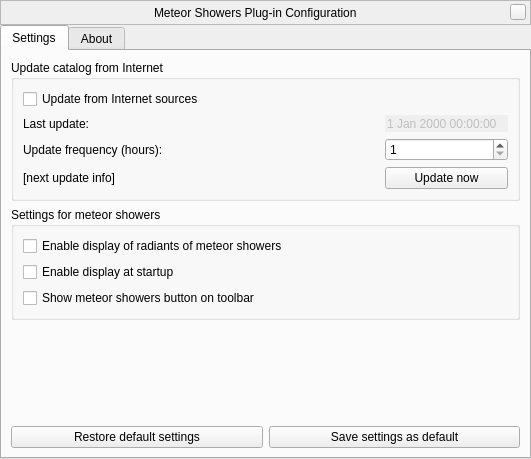
Qt form plugins/MeteorShowers/src/gui/meteorShowerDialog.ui (519984307/stellarium_src) before a commit.
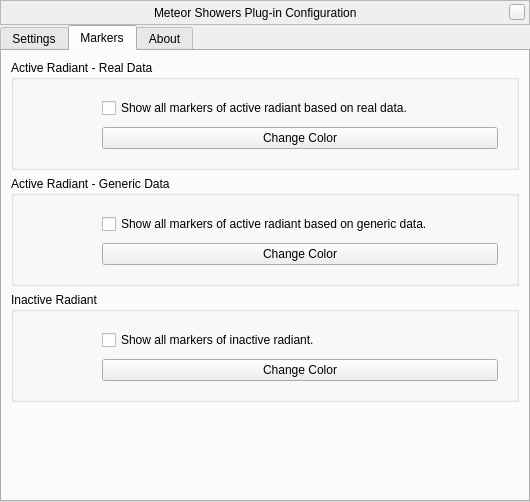
The same form after that commit. Icons and pictures are not drawn. Custom widgets are drawn as their Qt base class.

Commit message: Interface of new tab - markers settings

```diff
--- a/plugins/MeteorShowers/src/gui/meteorShowerDialog.ui
+++ b/plugins/MeteorShowers/src/gui/meteorShowerDialog.ui
@@ -6,8 +6,8 @@
    <rect>
     <x>0</x>
     <y>0</y>
-    <width>531</width>
-    <height>459</height>
+    <width>530</width>
+    <height>502</height>
    </rect>
   </property>
   <property name="windowTitle">
@@ -135,7 +135,7 @@
    <item>
     <widget class="QTabWidget" name="tabs">
      <property name="currentIndex">
-      <number>0</number>
+      <number>1</number>
      </property>
      <property name="documentMode">
       <bool>false</bool>
@@ -319,6 +319,212 @@
        </item>
       </layout>
      </widget>
+     <widget class="QWidget" name="markersTab">
+      <property name="enabled">
+       <bool>true</bool>
+      </property>
+      <attribute name="title">
+       <string>Markers</string>
+      </attribute>
+      <layout class="QVBoxLayout" name="verticalLayout_4">
+       <item>
+        <widget class="QGroupBox" name="activeRealData">
+         <property name="title">
+          <string>Active Radiant - Real Data</string>
+         </property>
+         <layout class="QGridLayout" name="gridLayout_2">
+          <item row="0" column="0">
+           <widget class="QWidget" name="textureAR" native="true">
+            <property name="minimumSize">
+             <size>
+              <width>64</width>
+              <height>64</height>
+             </size>
+            </property>
+            <property name="maximumSize">
+             <size>
+              <width>64</width>
+              <height>64</height>
+             </size>
+            </property>
+            <property name="styleSheet">
+             <string notr="true">background-image: url(:/MeteorShowers/radiant.png);</string>
+            </property>
+           </widget>
+          </item>
+          <item row="0" column="1">
+           <widget class="QFrame" name="frame">
+            <property name="frameShape">
+             <enum>QFrame::NoFrame</enum>
+            </property>
+            <property name="frameShadow">
+             <enum>QFrame::Raised</enum>
+            </property>
+            <property name="lineWidth">
+             <number>0</number>
+            </property>
+            <layout class="QVBoxLayout" name="verticalLayout_5">
+             <property name="spacing">
+              <number>9</number>
+             </property>
+             <item>
+              <widget class="QCheckBox" name="checkBox">
+               <property name="text">
+                <string>Show all markers of active radiant based on real data.</string>
+               </property>
+              </widget>
+             </item>
+             <item>
+              <widget class="QPushButton" name="pushButton">
+               <property name="text">
+                <string>Change Color</string>
+               </property>
+              </widget>
+             </item>
+            </layout>
+            <zorder>textureAR</zorder>
+            <zorder>pushButton</zorder>
+            <zorder>checkBox</zorder>
+           </widget>
+          </item>
+         </layout>
+        </widget>
+       </item>
+       <item>
+        <widget class="QGroupBox" name="activeGenericData">
+         <property name="title">
+          <string>Active Radiant - Generic Data</string>
+         </property>
+         <layout class="QGridLayout" name="gridLayout_3">
+          <item row="0" column="0">
+           <widget class="QWidget" name="textureAG" native="true">
+            <property name="minimumSize">
+             <size>
+              <width>64</width>
+              <height>64</height>
+             </size>
+            </property>
+            <property name="maximumSize">
+             <size>
+              <width>64</width>
+              <height>64</height>
+             </size>
+            </property>
+            <property name="styleSheet">
+             <string notr="true">background-image: url(:/MeteorShowers/radiant.png);</string>
+            </property>
+           </widget>
+          </item>
+          <item row="0" column="1">
+           <widget class="QFrame" name="frame_2">
+            <property name="frameShape">
+             <enum>QFrame::NoFrame</enum>
+            </property>
+            <property name="frameShadow">
+             <enum>QFrame::Raised</enum>
+            </property>
+            <property name="lineWidth">
+             <number>0</number>
+            </property>
+            <layout class="QVBoxLayout" name="verticalLayout_6">
+             <property name="spacing">
+              <number>9</number>
+             </property>
+             <item>
+              <widget class="QCheckBox" name="checkBox_2">
+               <property name="text">
+                <string>Show all markers of active radiant based on generic data.</string>
+               </property>
+              </widget>
+             </item>
+             <item>
+              <widget class="QPushButton" name="pushButton_2">
+               <property name="text">
+                <string>Change Color</string>
+               </property>
+              </widget>
+             </item>
+            </layout>
+           </widget>
+          </item>
+         </layout>
+        </widget>
+       </item>
+       <item>
+        <widget class="QGroupBox" name="inactive">
+         <property name="title">
+          <string>Inactive Radiant</string>
+         </property>
+         <layout class="QGridLayout" name="gridLayout_4">
+          <item row="0" column="1">
+           <widget class="QFrame" name="frame_3">
+            <property name="frameShape">
+             <enum>QFrame::NoFrame</enum>
+            </property>
+            <property name="frameShadow">
+             <enum>QFrame::Raised</enum>
+            </property>
+            <property name="lineWidth">
+             <number>0</number>
+            </property>
+            <layout class="QVBoxLayout" name="verticalLayout_7">
+             <property name="spacing">
+              <number>9</number>
+             </property>
+             <item>
+              <widget class="QCheckBox" name="checkBox_3">
+               <property name="text">
+                <string>Show all markers of inactive radiant.</string>
+               </property>
+              </widget>
+             </item>
+             <item>
+              <widget class="QPushButton" name="pushButton_3">
+               <property name="text">
+                <string>Change Color</string>
+               </property>
+              </widget>
+             </item>
+            </layout>
+           </widget>
+          </item>
+          <item row="0" column="0">
+           <widget class="QWidget" name="textureI" native="true">
+            <property name="minimumSize">
+             <size>
+              <width>64</width>
+              <height>64</height>
+             </size>
+            </property>
+            <property name="maximumSize">
+             <size>
+              <width>64</width>
+              <height>64</height>
+             </size>
+            </property>
+            <property name="styleSheet">
+             <string notr="true">background-image: url(:/MeteorShowers/radiant.png);</string>
+            </property>
+           </widget>
+          </item>
+         </layout>
+        </widget>
+       </item>
+       <item>
+        <spacer name="verticalSpacer">
+         <property name="orientation">
+          <enum>Qt::Vertical</enum>
+         </property>
+         <property name="sizeHint" stdset="0">
+          <size>
+           <width>20</width>
+           <height>40</height>
+          </size>
+         </property>
+        </spacer>
+       </item>
+      </layout>
+     </widget>
      <widget class="QWidget" name="aboutTab">
       <attribute name="title">
        <string comment="tab in plugin windows">About</string>
```
